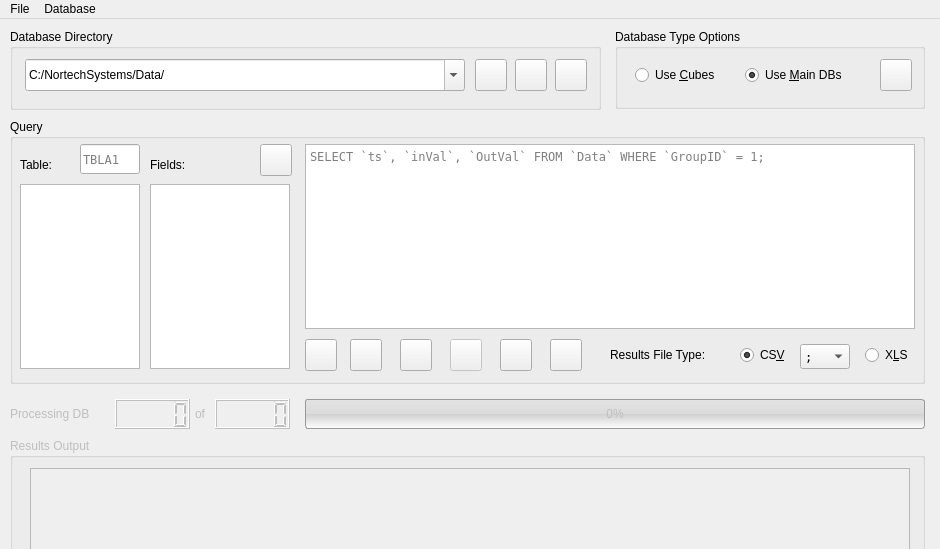
Before: the Qt Designer form GUI.ui in venolin/HCSWS-Multiple-Database-Querier, drawn with Qt 5; both pictures show x 0 to 940 and y 0 to 549 of the 940 by 830 pixel window.
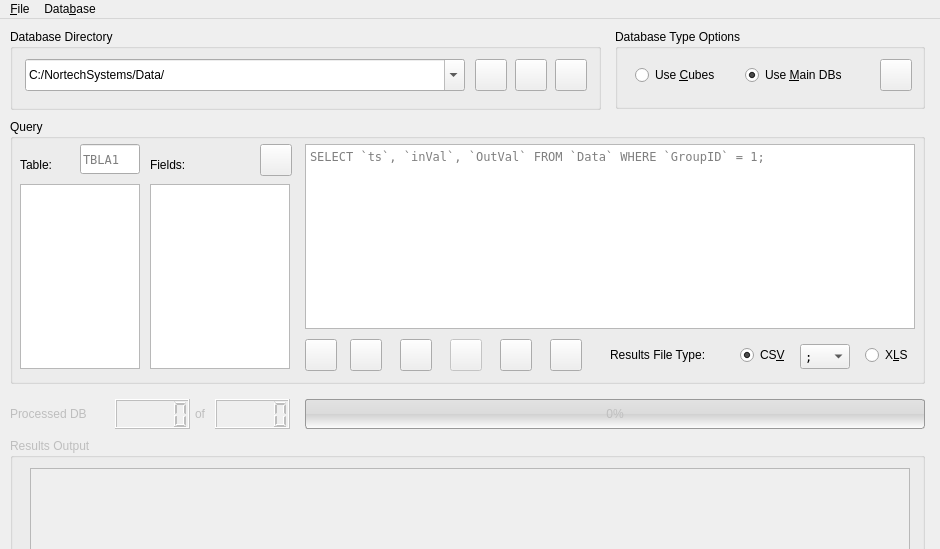
After: the same form once the commit is applied. Icons and pictures are not drawn.

The edit to the form file:
```diff
--- a/GUI.ui
+++ b/GUI.ui
@@ -851,7 +851,7 @@
      </rect>
     </property>
     <property name="text">
-     <string>Processing DB</string>
+     <string>Processed DB</string>
     </property>
     <property name="textFormat">
      <enum>Qt::PlainText</enum>
@@ -995,13 +995,13 @@
    </property>
    <widget class="QMenu" name="MunninnMenuFile">
     <property name="title">
-     <string>File</string>
+     <string>&amp;File</string>
     </property>
     <addaction name="ActionExit"/>
    </widget>
    <widget class="QMenu" name="MuninnMenuDatabase">
     <property name="title">
-     <string>Database</string>
+     <string>Data&amp;base</string>
     </property>
    </widget>
    <addaction name="MunninnMenuFile"/>
```
Left out of the diff: 175 changed lines with no effect on the pictures.
